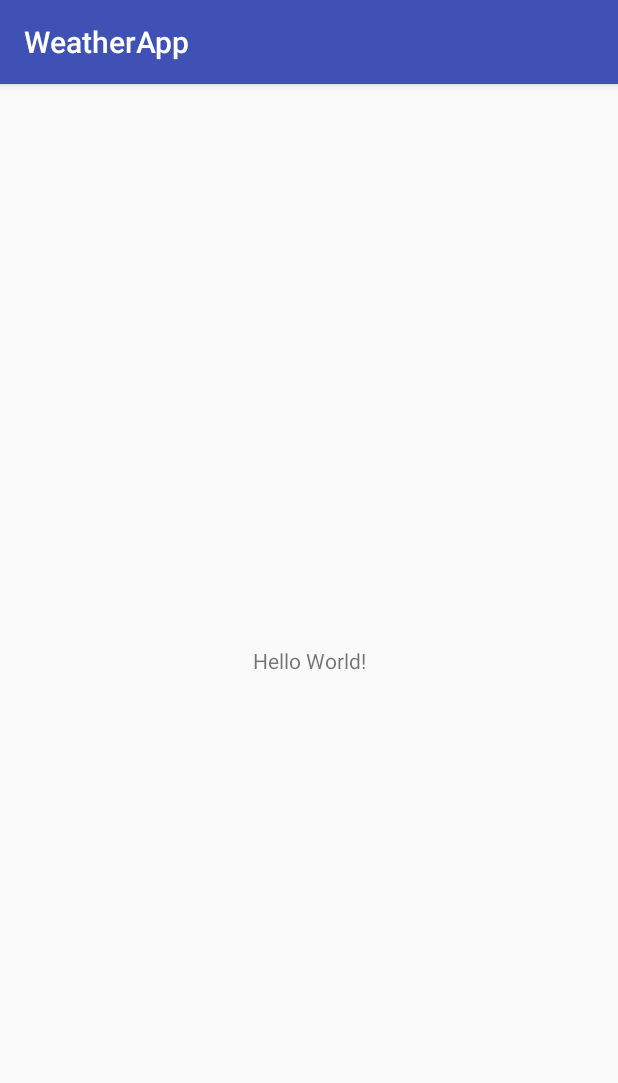
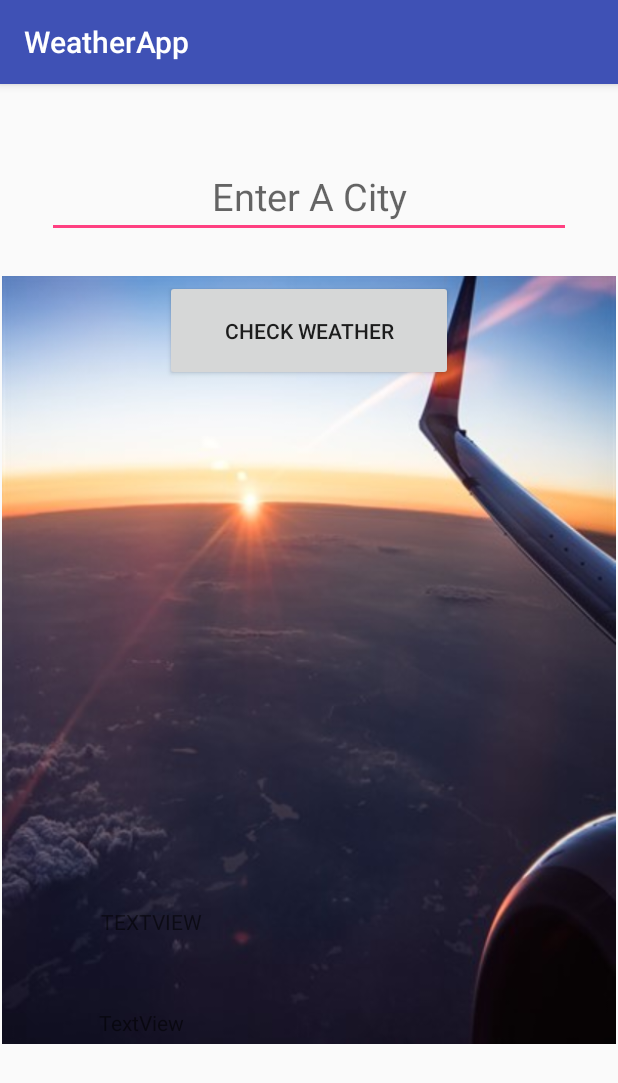
Before and after one commit to ledet20/Weather-App, an Android app: the screen it shows after launch (MainActivity), on a phone screen of 412 x 824 dp. Shown: the top 1083 px of the screen. Run offline under Robolectric (Android 15) with nearby library versions, the phone set to English and light mode, and no system bars.

Commit message:
added UI elements

```diff
--- a/app/src/main/res/layout/activity_main.xml
+++ b/app/src/main/res/layout/activity_main.xml
@@ -4,15 +4,96 @@
     xmlns:tools="http://schemas.android.com/tools"
     android:layout_width="match_parent"
     android:layout_height="match_parent"
-    tools:context="com.ledetawano.weatherapp.MainActivity">
+    tools:context="com.ledetawano.weatherapp.MainActivity"
+    tools:layout_editor_absoluteY="81dp"
+    tools:layout_editor_absoluteX="0dp">
+
+    <ImageView
+        android:id="@+id/imageView2"
+        android:layout_width="0dp"
+        android:layout_height="0dp"
+        android:contentDescription="globe"
+        android:visibility="visible"
+        app:srcCompat="@drawable/sky"
+        tools:ignore="MissingConstraints"
+        tools:layout_constraintTop_creator="1"
+        tools:layout_constraintRight_creator="1"
+        tools:layout_constraintBottom_creator="1"
+        android:layout_marginStart="1dp"
+        app:layout_constraintBottom_toBottomOf="parent"
+        android:layout_marginEnd="1dp"
+        app:layout_constraintRight_toRightOf="parent"
+        tools:layout_constraintLeft_creator="1"
+        app:layout_constraintLeft_toLeftOf="parent"
+        app:layout_constraintTop_toTopOf="parent"
+        android:layout_marginLeft="1dp"
+        android:layout_marginRight="1dp" />
+
+    <EditText
+        android:id="@+id/userInputCity"
+        android:layout_width="0dp"
+        android:layout_height="53dp"
+        android:layout_marginEnd="31dp"
+        android:layout_marginLeft="31dp"
+        android:layout_marginRight="31dp"
+        android:layout_marginStart="31dp"
+        android:layout_marginTop="49dp"
+        android:ems="10"
+        android:gravity="center"
+        android:hint="Enter A City"
+        android:inputType="textNoSuggestions"
+        android:textSize="25sp"
+        app:layout_constraintLeft_toLeftOf="parent"
+        app:layout_constraintRight_toRightOf="parent"
+        app:layout_constraintTop_toTopOf="parent"
+        tools:layout_constraintLeft_creator="1"
+        tools:layout_constraintRight_creator="1"
+        tools:layout_constraintTop_creator="1" />
+
+    <Button
+        android:id="@+id/button"
+        android:layout_width="192dp"
+        android:layout_height="67dp"
+        android:text="check weather"
+        tools:layout_constraintTop_creator="1"
+        tools:layout_constraintRight_creator="1"
+        app:layout_constraintRight_toRightOf="parent"
+        android:layout_marginTop="28dp"
+        app:layout_constraintTop_toBottomOf="@+id/userInputCity"
+        tools:layout_constraintLeft_creator="1"
+        app:layout_constraintLeft_toLeftOf="parent" />
 
     <TextView
-        android:layout_width="wrap_content"
-        android:layout_height="wrap_content"
-        android:text="Hello World!"
+        android:id="@+id/weatherInfo"
+        android:layout_width="0dp"
+        android:layout_height="51dp"
+        android:text=" TEXTVIEW"
+        tools:layout_constraintRight_creator="1"
+        tools:layout_constraintBottom_creator="1"
+        android:layout_marginStart="64dp"
         app:layout_constraintBottom_toBottomOf="parent"
+        android:layout_marginEnd="64dp"
+        app:layout_constraintRight_toRightOf="parent"
+        tools:layout_constraintLeft_creator="1"
+        android:layout_marginBottom="168dp"
         app:layout_constraintLeft_toLeftOf="parent"
+        android:layout_marginLeft="64dp"
+        android:layout_marginRight="64dp" />
+
+    <TextView
+        android:id="@+id/weatherInfoExtra"
+        android:layout_width="0dp"
+        android:layout_height="58dp"
+        android:text="TextView"
+        tools:layout_constraintTop_creator="1"
+        tools:layout_constraintRight_creator="1"
+        android:layout_marginStart="66dp"
+        android:layout_marginEnd="66dp"
         app:layout_constraintRight_toRightOf="parent"
-        app:layout_constraintTop_toTopOf="parent" />
-
+        android:layout_marginTop="16dp"
+        app:layout_constraintTop_toBottomOf="@+id/weatherInfo"
+        tools:layout_constraintLeft_creator="1"
+        app:layout_constraintLeft_toLeftOf="parent"
+        android:layout_marginLeft="66dp"
+        android:layout_marginRight="66dp" />
 </android.support.constraint.ConstraintLayout>
```
Also changed, not shown: app/src/main/java/com/ledetawano/weatherapp/MainActivity.java (line endings or trailing spaces), app/src/main/res/drawable/sky.jpg (added).
